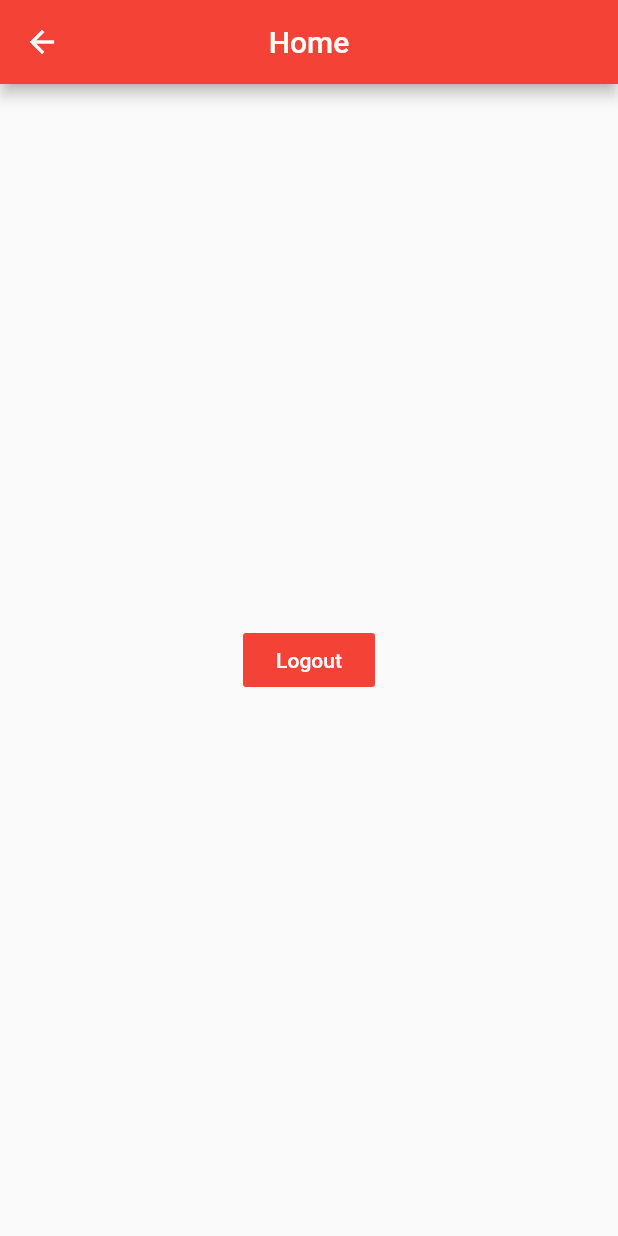
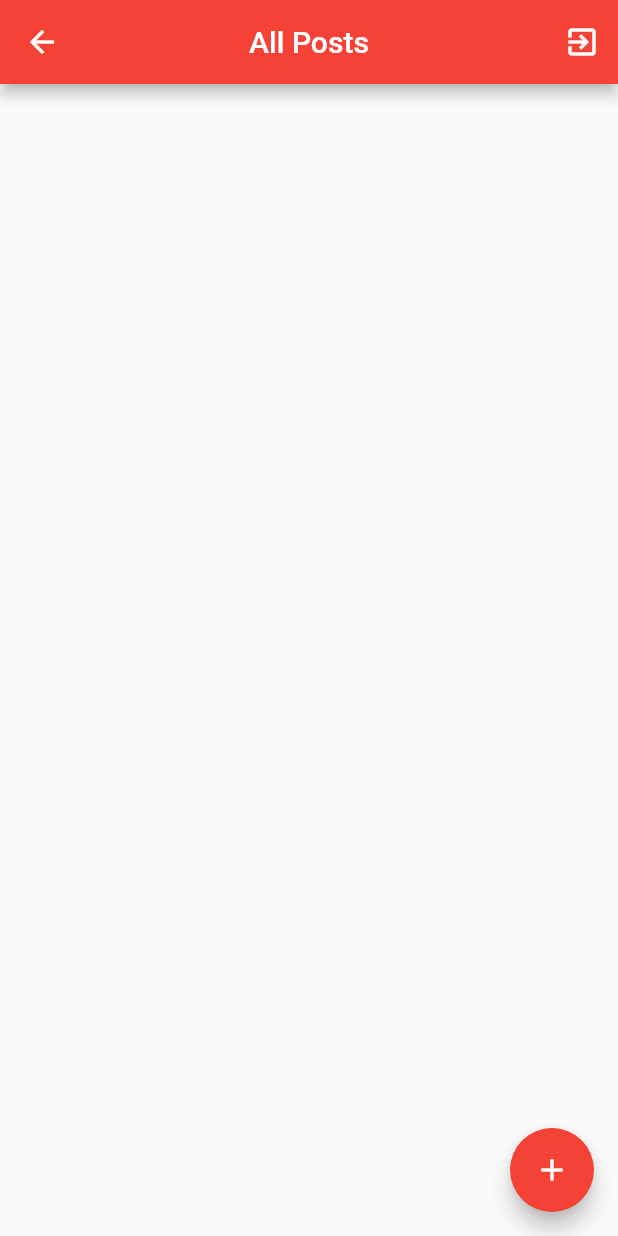
Before and after one commit to Khurshidddbek/herewigo, a Flutter app: the HomePage screen opened by its route, on a phone screen of 412 x 824 dp. Run offline on Flutter 3.47's test engine with Material 2 defaults, Android fonts, the phone set to English and light mode, and no system bars; our stand-ins replace firebase_auth, firebase_database, fluttertoast, shared_preferences; accounts and stored records are empty; network calls fail.

Commit message:
Firebase Database ga ma'lumotlarni qo'shish va ularni ko'rish imkoniyati qo'shildi

```diff
--- /dev/null
+++ b/lib/model/post_model.dart
@@ -0,0 +1,24 @@
+class Post {
+  String userID;
+  String firstname;
+  String lastname;
+  String content;
+  String date;
+
+  Post(this.userID, this.firstname, this.lastname, this.content, this.date);
+
+  Post.fromJson(Map<String, dynamic> json)
+    : userID = json['userID'],
+      firstname = json['firstname'],
+      lastname = json['lastname'],
+      content = json['content'],
+      date = json['date'];
+
+  Map<String, dynamic> toJson() => {
+    'userID' : userID,
+    'firstname' : firstname,
+    'lastname' : lastname,
+    'content' : content,
+    'date' : date,
+  };
+}
--- a/lib/pages/home_page.dart
+++ b/lib/pages/home_page.dart
@@ -1,6 +1,10 @@
 import 'package:flutter/material.dart';
+import 'package:herewigo/model/post_model.dart';
+import 'package:herewigo/pages/detail_page.dart';
 import 'package:herewigo/pages/signin_page.dart';
 import 'package:herewigo/services/auth_service.dart';
+import 'package:herewigo/services/pref_service.dart';
+import 'package:herewigo/services/rtdb_service.dart';
 
 class HomePage extends StatefulWidget {
   static final String id = 'home_page';
@@ -12,24 +16,84 @@ class HomePage extends StatefulWidget {
 }
 
 class _HomePageState extends State<HomePage> {
+  List<Post> items = [];
+
+  @override
+  void initState() {
+    // TODO: implement initState
+    super.initState();
+
+    _apiGetPosts();
+  }
+
+  _apiGetPosts() async {
+    var id = await Prefs.loadUserId();
+
+    RTDBService.getPosts(id).then((posts) => {
+      _respPost(posts),
+    });
+  }
+
+  _respPost(List<Post> posts) {
+    setState(() {
+      items = posts;
+    });
+  }
+
   @override
   Widget build(BuildContext context) {
     return Scaffold(
       appBar: AppBar(
         backgroundColor: Colors.red,
-        title: Text('Home', style: TextStyle(color: Colors.white),),
+        title: Text('All Posts', style: TextStyle(color: Colors.white),),
         centerTitle: true,
+        actions: [
+          IconButton(icon: Icon(Icons.exit_to_app), onPressed: () {
+            Prefs.removeUserId();
+            Navigator.pushReplacementNamed(context, SignInPage.id);
+    }),
+        ],
       ),
-      body: Center(
-        child: FlatButton(
-          color: Colors.red,
-          child: Text('Logout', style: TextStyle(color: Colors.white),),
-          onPressed: () {
-            AuthService.signOutUser(context);
-            Navigator.pushReplacementNamed(context, SignInPage.id);
-          },
-        ),
+      body: ListView.builder(
+        itemCount: items.length,
+        itemBuilder: (ctx, i) {
+          return _itemBuilder(items[i]);
+        },
+      ),
+      floatingActionButton: FloatingActionButton(
+        child: Icon(Icons.add),
+        backgroundColor: Colors.red,
+        onPressed: _openDetail,
       ),
     );
   }
+
+  Widget _itemBuilder(Post post) {
+    return Container(
+      padding: EdgeInsets.all(15),
+      child: Column(
+        crossAxisAlignment: CrossAxisAlignment.start,
+        children: [
+          Text(post.lastname + ' ' + post.firstname, style: TextStyle(fontSize: 22),),
+          SizedBox(height: 5,),
+          Text(post.date),
+          SizedBox(height: 5,),
+          Text(post.content),
+        ],
+      ),
+    );
+  }
+
+  _openDetail() async {
+    Map result = await Navigator.of(context).push(new MaterialPageRoute(
+      builder: (BuildContext context) {
+        return new DetailPage();
+      }
+    ));
+
+    if (result != null && result.containsKey('data')) {
+      print(result['data']);
+      _apiGetPosts();
+    }
+  }
 }
--- /dev/null
+++ b/lib/services/rtdb_service.dart
@@ -0,0 +1,24 @@
+import 'package:firebase_database/firebase_database.dart';
+import 'package:herewigo/model/post_model.dart';
+
+class RTDBService {
+  static final _database = FirebaseDatabase.instance.reference();
+
+  static Future<Stream<Event>> addPost(Post post) async {
+    _database.child('posts').push().set(post.toJson());
+    return _database.onChildAdded;
+  }
+
+  static Future<List<Post>> getPosts(String id) async {
+    List<Post> items = [];
+
+    Query _query = _database.reference().child('posts').orderByChild('userID').equalTo(id);
+    var snapshot = await _query.once();
+    var result = snapshot.value.values as Iterable;
+
+    for (var item in result) {
+      items.add(Post.fromJson(Map<String, dynamic>.from(item)));
+    }
+    return items;
+  }
+}
--- a/pubspec.yaml
+++ b/pubspec.yaml
@@ -14,6 +14,7 @@ dependencies:
   firebase_auth: 0.16.0
   shared_preferences: ^2.0.6
   fluttertoast: 7.1.1
+  firebase_database: ^3.1.6
 
 dev_dependencies:
   flutter_test:
```
Also changed, not shown: lib/main.dart (+19 -1 lines), lib/pages/detail_page.dart (added, +102 -0 lines), pubspec.lock, 3 other files.
